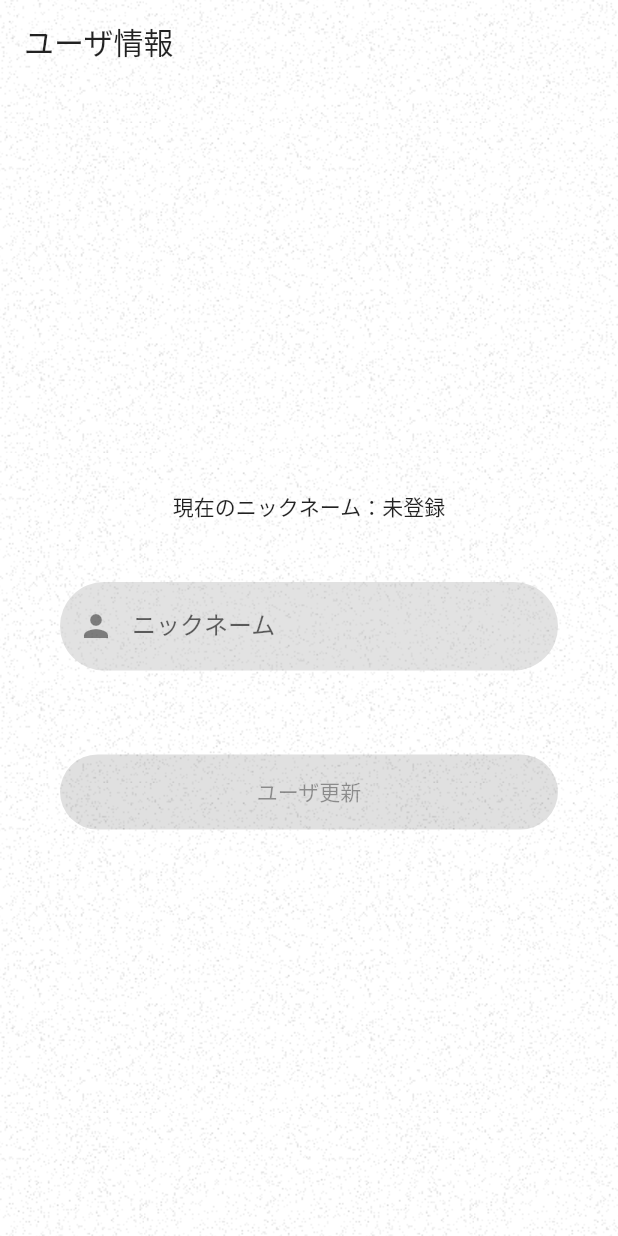
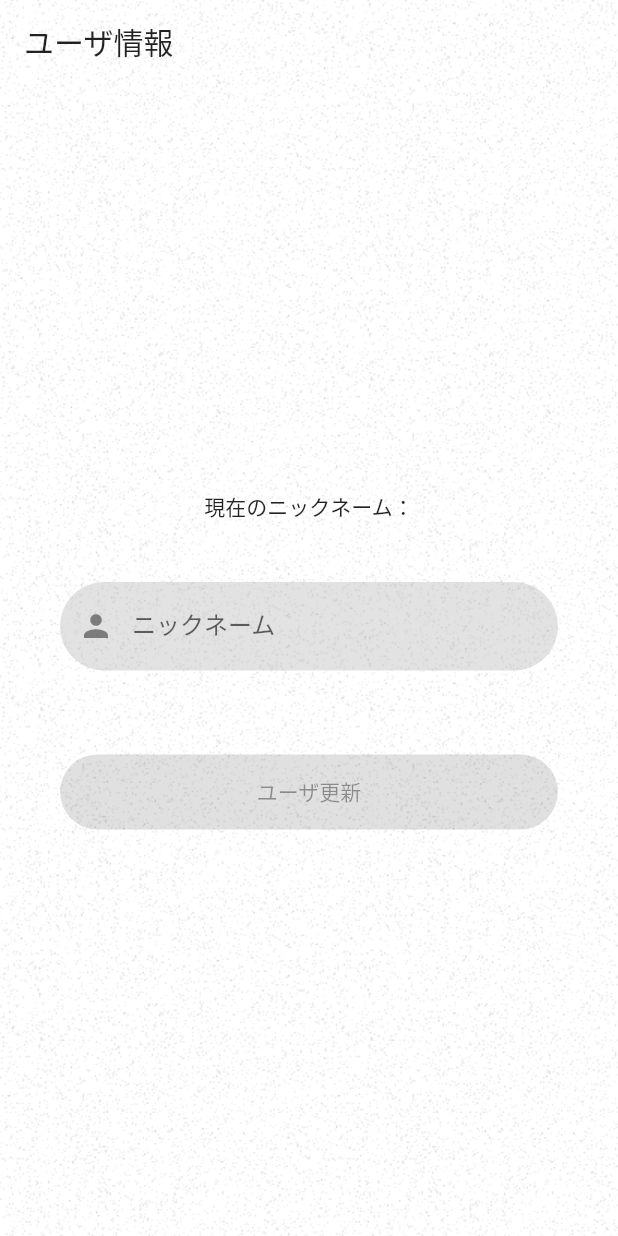
Before and after one commit to konbu33/stackremote, a Flutter app: the UserPage screen opened by its route, on a phone screen of 412 x 824 dp. Run offline on Flutter 3.47's test engine with Material 2 defaults, Android fonts, the phone set to English and light mode, and no system bars; our stand-ins replace cloud_firestore, cloud_functions, dio, firebase_analytics, firebase_auth, firebase_core and 11 more; missing offline and left inert: agora_rtc_engine, ulid; accounts and stored records are empty; generated files the repository leaves out were written again.

Commit message:
refactor: userのnicknameにデフォルト値を設定するようにしたため、分岐を廃止

```diff
--- a/lib/user/presentation/page/user_page.dart
+++ b/lib/user/presentation/page/user_page.dart
@@ -31,8 +31,7 @@ class UserPage extends HookConsumerWidget {
             key: state.userPageformValueKey,
             child: Column(
               children: [
-                Text(
-                    "現在のニックネーム：${userState.nickName.isEmpty ? "未登録" : userState.nickName}"),
+                Text("現在のニックネーム：${userState.nickName}"),
                 const SizedBox(height: 40),
                 UserDetailPageWidgets.userNameField(state),
                 const SizedBox(height: 40),
```
